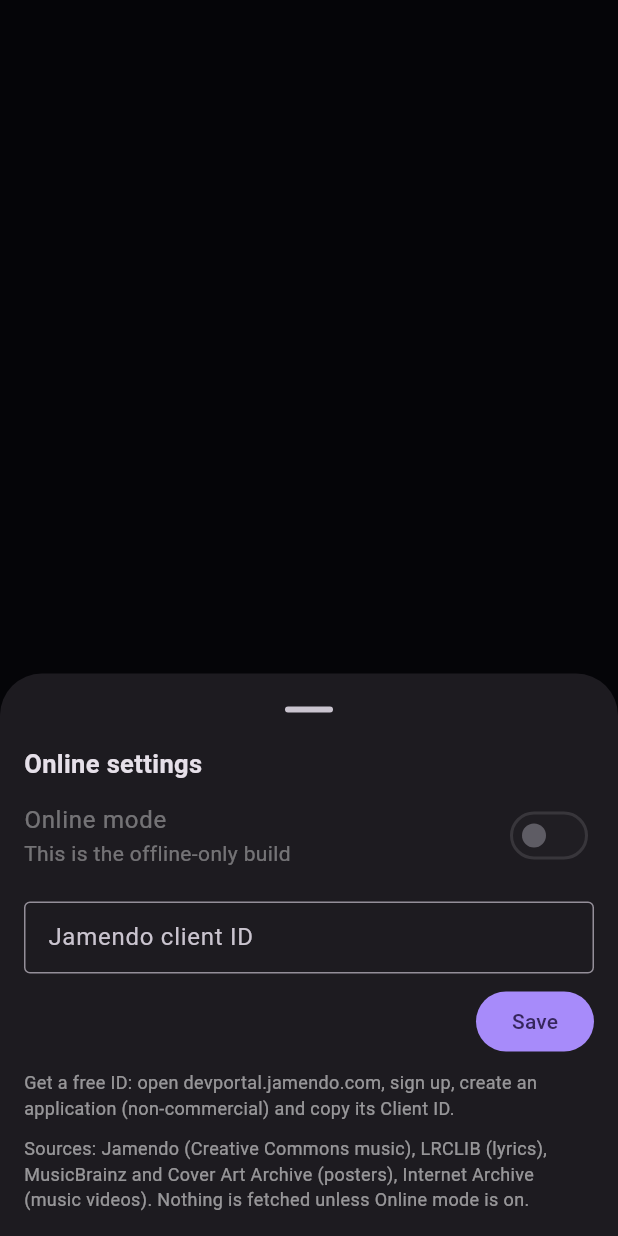
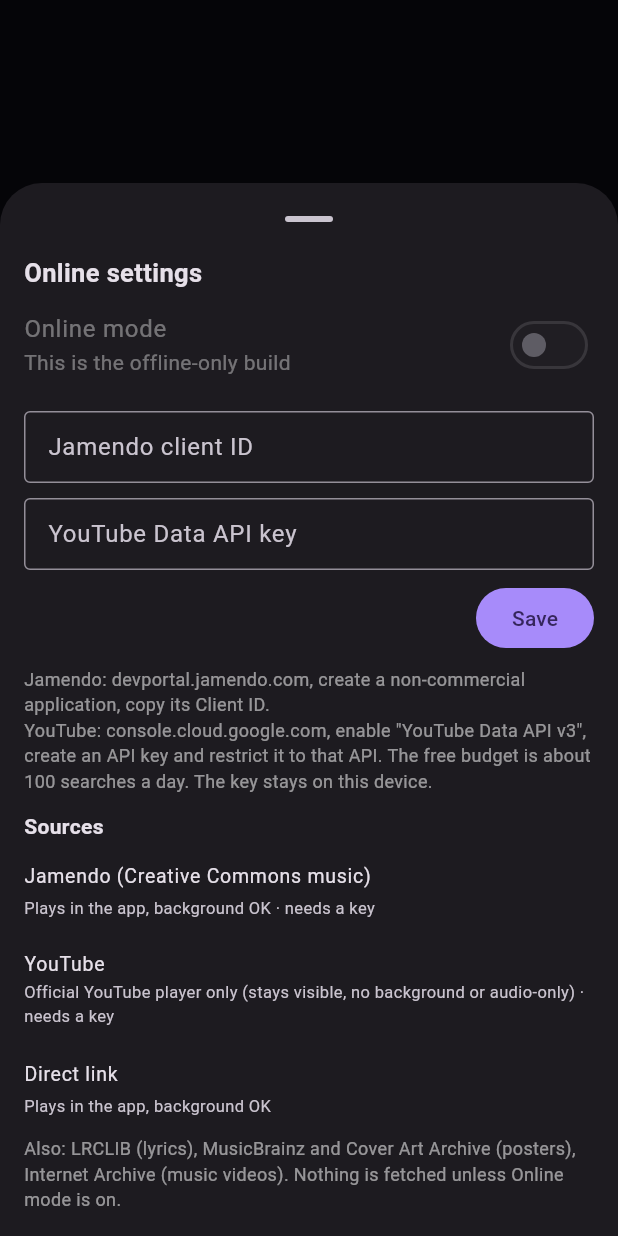
Before and after one commit to RahilHASN/offline_player, a Flutter app: what showOnlineSettings() shows on an empty page, opened directly, on a phone screen of 412 x 824 dp. Run offline on Flutter 3.47's test engine with Material 3 defaults, Android fonts, the phone set to English and light mode, and no system bars; our stand-ins replace file_picker, permission_handler, shared_preferences, webview_flutter; missing offline and left inert: dart:ffi, media_kit, media_kit_video, photo_manager; accounts and stored records are empty.

Commit message:
Update online_settings.dart

```diff
--- a/lib/widgets/online_settings.dart
+++ b/lib/widgets/online_settings.dart
@@ -1,5 +1,6 @@
 import 'package:flutter/material.dart';
 
+import '../bridge/registry.dart';
 import '../services/app_mode.dart';
 
 /// Online / Offline pill. Tap to switch (online build only).
@@ -35,7 +36,8 @@ class ModeChip extends StatelessWidget {
 
 void showOnlineSettings(BuildContext context) {
   final m = AppMode.instance;
-  final ctrl = TextEditingController(text: m.jamendoId);
+  final jam = TextEditingController(text: m.jamendoId);
+  final yt = TextEditingController(text: m.youtubeKey);
   showModalBottomSheet<void>(
     context: context,
     showDragHandle: true,
@@ -63,9 +65,19 @@ void showOnlineSettings(BuildContext context) {
               ),
               const SizedBox(height: 8),
               TextField(
-                controller: ctrl,
+                controller: jam,
                 decoration: const InputDecoration(
                   labelText: 'Jamendo client ID',
+                  border: OutlineInputBorder(),
+                  isDense: true,
+                ),
+              ),
+              const SizedBox(height: 10),
+              TextField(
+                controller: yt,
+                obscureText: true,
+                decoration: const InputDecoration(
+                  labelText: 'YouTube Data API key',
                   border: OutlineInputBorder(),
                   isDense: true,
                 ),
@@ -75,7 +87,8 @@ void showOnlineSettings(BuildContext context) {
                 alignment: Alignment.centerRight,
                 child: FilledButton(
                   onPressed: () {
-                    m.setJamendoId(ctrl.text);
+                    m.setJamendoId(jam.text);
+                    m.setYoutubeKey(yt.text);
                     Navigator.pop(ctx);
                   },
                   child: const Text('Save'),
@@ -83,15 +96,26 @@ void showOnlineSettings(BuildContext context) {
               ),
               const SizedBox(height: 8),
               const Text(
-                'Get a free ID: open devportal.jamendo.com, sign up, create an '
-                'application (non-commercial) and copy its Client ID.',
+                'Jamendo: devportal.jamendo.com, create a non-commercial application, copy its Client ID.\n'
+                'YouTube: console.cloud.google.com, enable "YouTube Data API v3", create an API key '
+                'and restrict it to that API. The free budget is about 100 searches a day. '
+                'The key stays on this device.',
                 style: TextStyle(color: Colors.white54, fontSize: 12),
               ),
-              const SizedBox(height: 10),
+              const SizedBox(height: 12),
+              const Text('Sources',
+                  style: TextStyle(fontSize: 14, fontWeight: FontWeight.bold)),
+              for (final p in ProviderRegistry.instance.providers)
+                ListTile(
+                  dense: true,
+                  contentPadding: EdgeInsets.zero,
+                  title: Text(p.name),
+                  subtitle: Text(p.caps.summary,
+                      style: const TextStyle(fontSize: 11)),
+                ),
               const Text(
-                'Sources: Jamendo (Creative Commons music), LRCLIB (lyrics), '
-                'MusicBrainz and Cover Art Archive (posters), Internet Archive '
-                '(music videos). Nothing is fetched unless Online mode is on.',
+                'Also: LRCLIB (lyrics), MusicBrainz and Cover Art Archive (posters), '
+                'Internet Archive (music videos). Nothing is fetched unless Online mode is on.',
                 style: TextStyle(color: Colors.white54, fontSize: 12),
               ),
             ],
```
